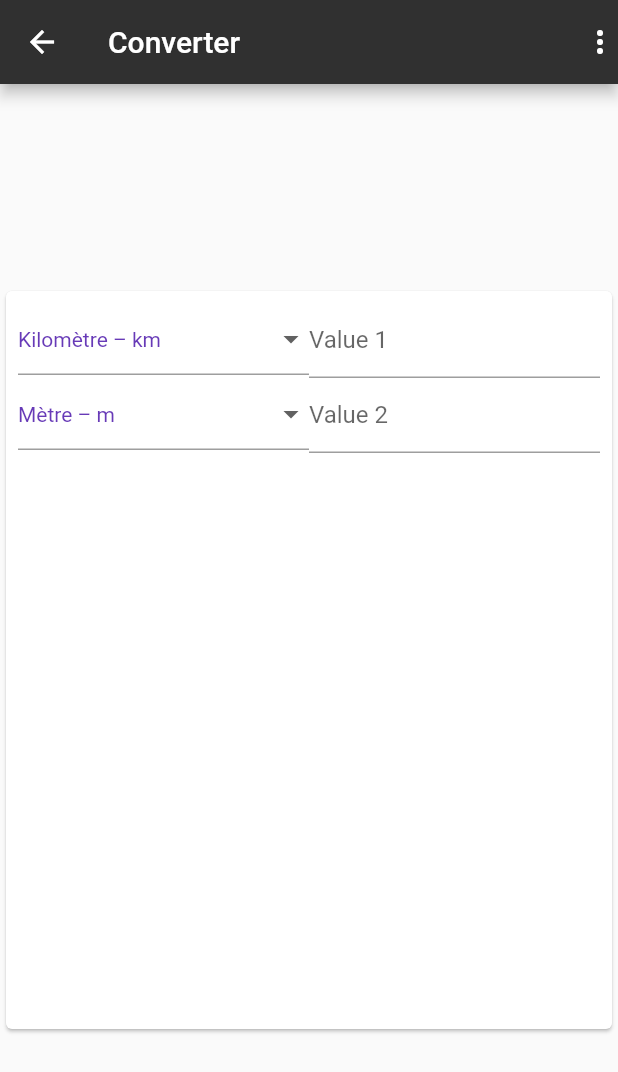
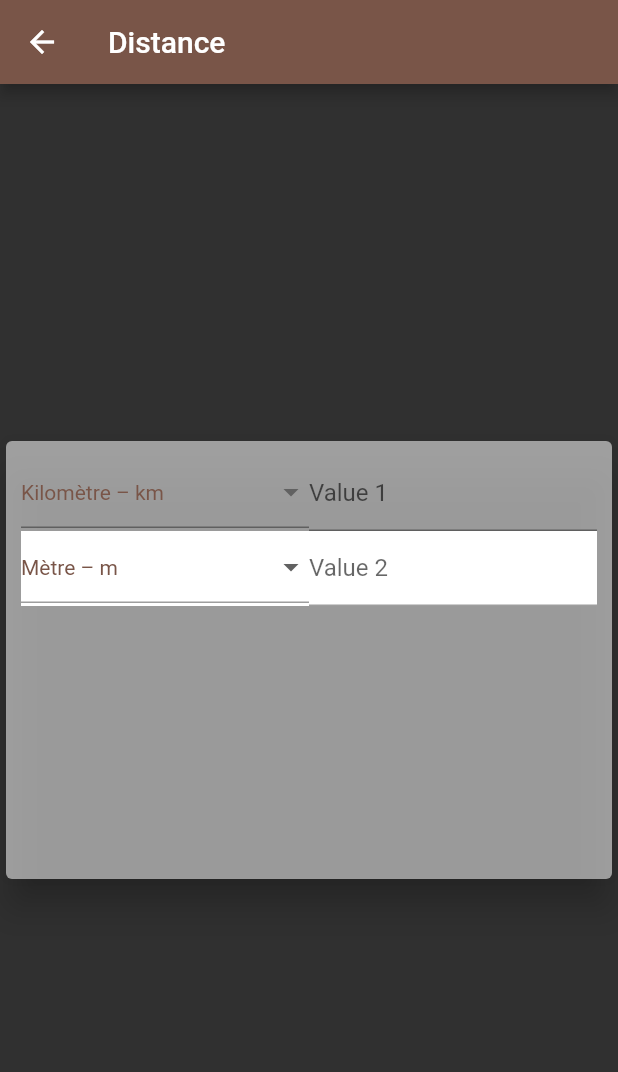
Before and after one commit to CedricLphn/flutter_week, a Flutter app: the Distance screen opened by its route, on a phone screen of 412 x 824 dp. Shown: the top 1072 px of the screen. Run offline on Flutter 3.47's test engine with Material 2 defaults, Android fonts, the phone set to English and light mode, and no system bars; our stand-ins replace shared_preferences; accounts and stored records are empty.

Commit message:
fix design

```diff
--- a/musicweek/lib/views/distance.dart
+++ b/musicweek/lib/views/distance.dart
@@ -70,22 +70,22 @@ class _DistanceState extends State<Distance> {
   @override
   Widget build(BuildContext context) {
     return Scaffold(
+      backgroundColor: Colors.grey[850],
       appBar: AppBar(
-        title: Text("Converter"),
-        actions: [Icon(Icons.more_vert)],
-        backgroundColor: Colors.grey[850],
+        title: Text("Distance")
       ),
       body: Center(
         child: SizedBox(
-          height: 500,
+          height: 300,
           width: 500,
           child: Card(
+            color: Colors.white54,
+            elevation: 10,
             child: ListView(
-              padding: EdgeInsets.all(8),
+              padding: EdgeInsets.all(10),
               children: [
                 Container(
                   height: 50,
-                  color: Colors.white,
                   child: Center(
                       child: Row(
                         mainAxisSize: MainAxisSize.min,
@@ -94,7 +94,7 @@ class _DistanceState extends State<Distance> {
                           Flexible(
                               child: DropdownButtonFormField<String>(
                                   value: dropdownValue,
-                                  style: TextStyle(color: Colors.deepPurple),
+                                  style: TextStyle(color: Colors.brown),
                                   onChanged: (String newValue) {
                                     setState(() {
                                       dropdownValue = newValue;
@@ -135,7 +135,7 @@ class _DistanceState extends State<Distance> {
                           Flexible(
                             child: DropdownButtonFormField<String>(
                               value: dropdownValue2,
-                              style: TextStyle(color: Colors.deepPurple),
+                              style: TextStyle(color: Colors.brown),
                               onChanged: (String newValue) {
                                 setState(() {
                                   dropdownValue2 = newValue;
```
Also changed, not shown: musicweek/lib/views/Date.dart (+8 -5 lines), musicweek/lib/views/bytes_converter.dart (+5 -4 lines), musicweek/lib/views/romain.dart (+8 -2 lines).
